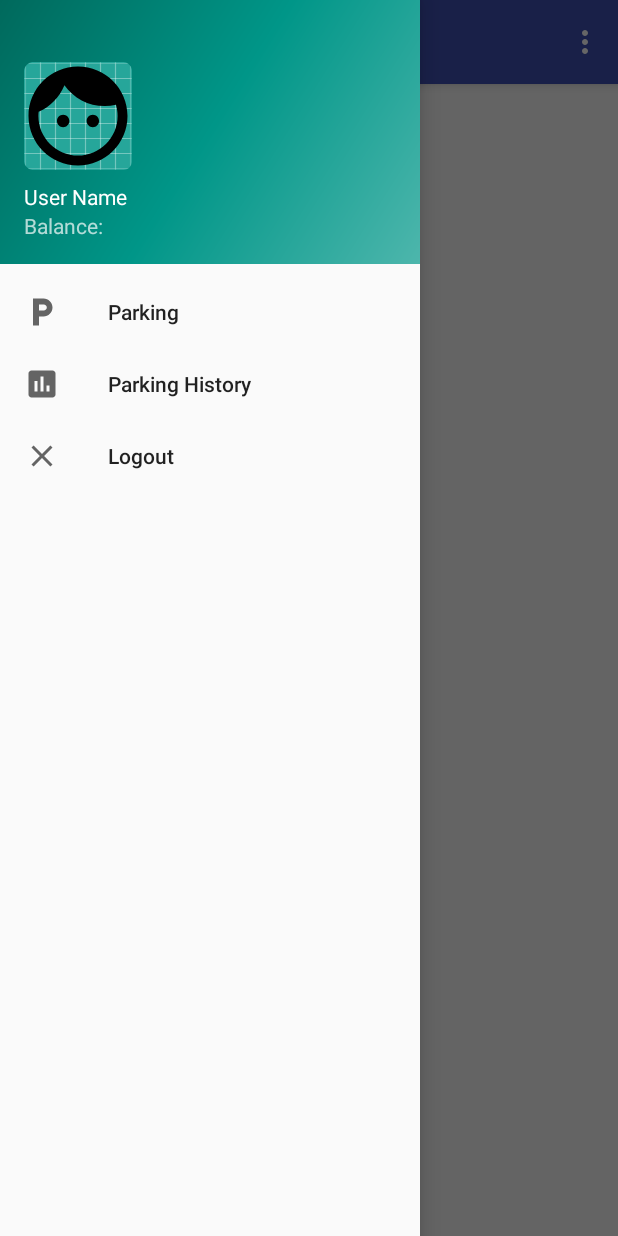
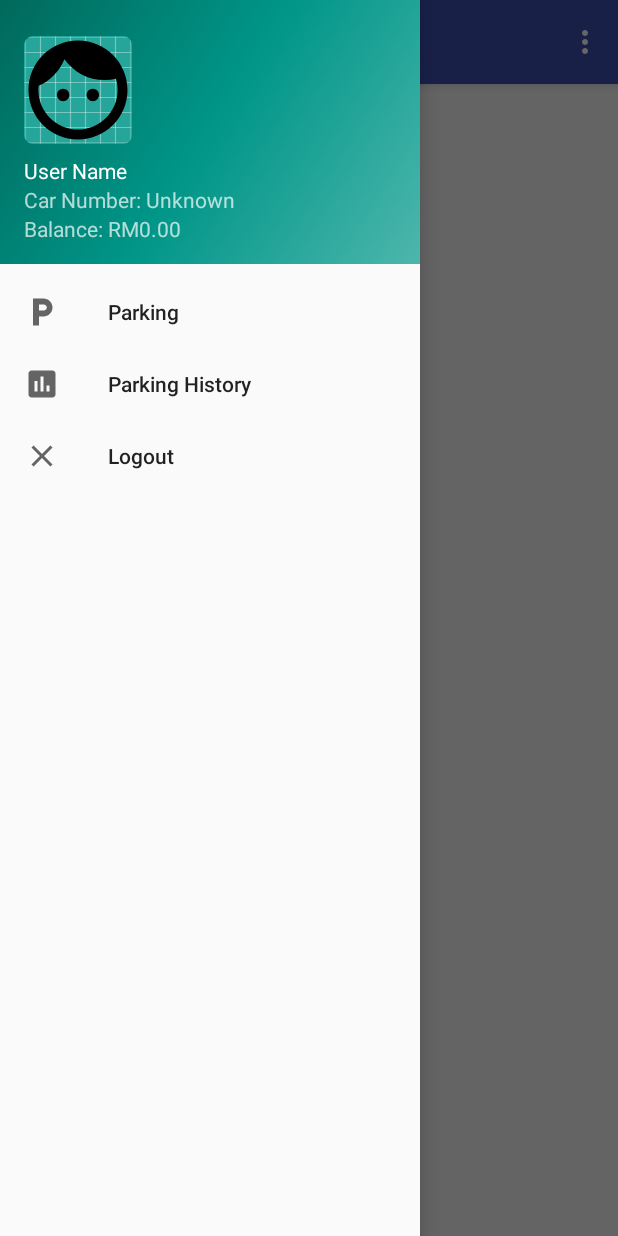
Before and after one commit to ksk102/ParkMelaka, an Android app: the ParkingActivity screen opened directly, with no data from a screen before it, with the side drawer open, on a phone screen of 412 x 824 dp. Run offline under Robolectric (Android 15) with nearby library versions, the light colour scheme and no system bars.

Commit message:
feat(parking_page): add user's detail
On nav_header_parking
-username
-car plate number
-balance left

```diff
--- a/app/src/main/java/com/example/vehicleparkingsystem/Api.java
+++ b/app/src/main/java/com/example/vehicleparkingsystem/Api.java
@@ -3,4 +3,5 @@ package com.example.vehicleparkingsystem;
 public class Api {
     private static final String ROOT_URL = "http://192.168.1.8/ParkMelaka_WebServices/api.php?api=";
     public static final String URL_GET_USER_PASSWORD = ROOT_URL + "getUserPassword";
+    public static final String URL_GET_USER_DETAIL = ROOT_URL + "getUserDetail";
 }
--- a/app/src/main/java/com/example/vehicleparkingsystem/ParkingActivity.java
+++ b/app/src/main/java/com/example/vehicleparkingsystem/ParkingActivity.java
@@ -8,18 +8,41 @@ import android.support.v4.widget.DrawerLayout;
 import android.support.v7.app.ActionBarDrawerToggle;
 import android.support.v7.app.AppCompatActivity;
 import android.support.v7.widget.Toolbar;
+import android.util.Log;
 import android.view.Menu;
 import android.view.MenuItem;
+import android.view.View;
+import android.widget.ProgressBar;
+import android.widget.TextView;
 
 import com.example.vehicleparkingsystem.utils.SaveSharedPreference;
 
+import org.json.JSONException;
+import org.json.JSONObject;
+
+import java.util.HashMap;
+import java.util.List;
+
 public class ParkingActivity extends AppCompatActivity
-        implements NavigationView.OnNavigationItemSelectedListener {
+        implements NavigationView.OnNavigationItemSelectedListener, OnTaskCompleted {
+
+    private ProgressBar progressBar;
+    TextView userNameText, carNumberText, balanceText;
 
     @Override
     protected void onCreate(Bundle savedInstanceState) {
+
         super.onCreate(savedInstanceState);
         setContentView(R.layout.activity_parking);
+
+        NavigationView navigationView = findViewById(R.id.nav_view);
+        View headerNavView = navigationView.getHeaderView(0);
+
+        userNameText = headerNavView.findViewById(R.id.textUserName);
+        carNumberText = headerNavView.findViewById(R.id.textCarNumber);
+        balanceText = headerNavView.findViewById(R.id.textBalance);
+        progressBar = findViewById(R.id.progressBar);
+
         Toolbar toolbar = findViewById(R.id.toolbar);
         setSupportActionBar(toolbar);
 
@@ -29,8 +52,9 @@ public class ParkingActivity extends AppCompatActivity
         drawer.addDrawerListener(toggle);
         toggle.syncState();
 
-        NavigationView navigationView = findViewById(R.id.nav_view);
         navigationView.setNavigationItemSelectedListener(this);
+
+        getUserDetail();
     }
 
     @Override
@@ -86,11 +110,60 @@ public class ParkingActivity extends AppCompatActivity
         return true;
     }
 
-    public void logout(){
+    private void logout(){
         SaveSharedPreference.setLoggedIn(getApplicationContext(), false);
 
         Intent intent = new Intent(getApplicationContext(), LoginActivity.class);
-        intent.addFlags(Intent.FLAG_ACTIVITY_CLEAR_TOP | Intent.FLAG_ACTIVITY_NEW_TASK);
+        intent.addFlags(Intent.FLAG_ACTIVITY_CLEAR_TOP | Intent.FLAG_ACTIVITY_NEW_TASK | Intent.FLAG_ACTIVITY_CLEAR_TASK);
         startActivity(intent);
     }
+
+    private void getUserDetail(){
+        Intent intent = getIntent();
+        Bundle bundle = intent.getExtras();
+
+        String userId = null;
+
+        if(bundle != null){
+            if(bundle.containsKey("userId")) {
+                userId = bundle.getString("userId");
+            }
+        }
+        else{
+            userId = null;
+        }
+
+        HashMap<String, String> params = new HashMap<>();
+        params.put("userid", userId);
+
+        //Calling the getUserDetail API
+        PerformNetworkRequest request = new PerformNetworkRequest(Api.URL_GET_USER_DETAIL, params, GlobalConstants.CODE_POST_REQUEST, progressBar, this);
+        request.execute();
+    }
+
+    public void onTaskCompleted(JSONObject object) {
+        String success = "";
+        JSONObject userDetail;
+        String userName = "";
+        String carNumber = "";
+        String balance = "";
+
+        try{
+            success = object.getString("success");
+            userDetail = new JSONObject(object.getString("user_detail"));
+
+            userName = userDetail.getString("user_name");
+            carNumber = userDetail.getString("car_number");
+            balance = userDetail.getString("user_balance");
+        }
+        catch(JSONException e){
+            Log.e("log_tag", "Error parsing data " + e.toString());
+        }
+
+        if(success.equals("1")){
+            this.userNameText.setText(userName);
+            this.carNumberText.setText("Car Number: " + carNumber);
+            this.balanceText.setText("Balance: RM" + balance);
+        }
+    }
 }
--- a/app/src/main/res/layout/nav_header_parking.xml
+++ b/app/src/main/res/layout/nav_header_parking.xml
@@ -21,16 +21,23 @@
         app:srcCompat="@mipmap/ic_face_round" />
 
     <TextView
+        android:text="User Name"
+        android:id="@+id/textUserName"
         android:layout_width="match_parent"
         android:layout_height="wrap_content"
         android:paddingTop="@dimen/nav_header_vertical_spacing"
-        android:text="User Name"
         android:textAppearance="@style/TextAppearance.AppCompat.Body1" />
 
     <TextView
-        android:id="@+id/textView"
+        android:text="Car Number: Unknown"
+        android:id="@+id/textCarNumber"
         android:layout_width="wrap_content"
-        android:layout_height="wrap_content"
-        android:text="Balance: " />
+        android:layout_height="wrap_content" />
+
+    <TextView
+        android:text="Balance: RM0.00"
+        android:id="@+id/textBalance"
+        android:layout_width="wrap_content"
+        android:layout_height="wrap_content" />
 
 </LinearLayout>
```
Also changed, not shown: app/src/main/java/com/example/vehicleparkingsystem/LoginActivity.java (+6 -2 lines), app/src/main/res/layout/content_parking.xml (+8 -0 lines).
